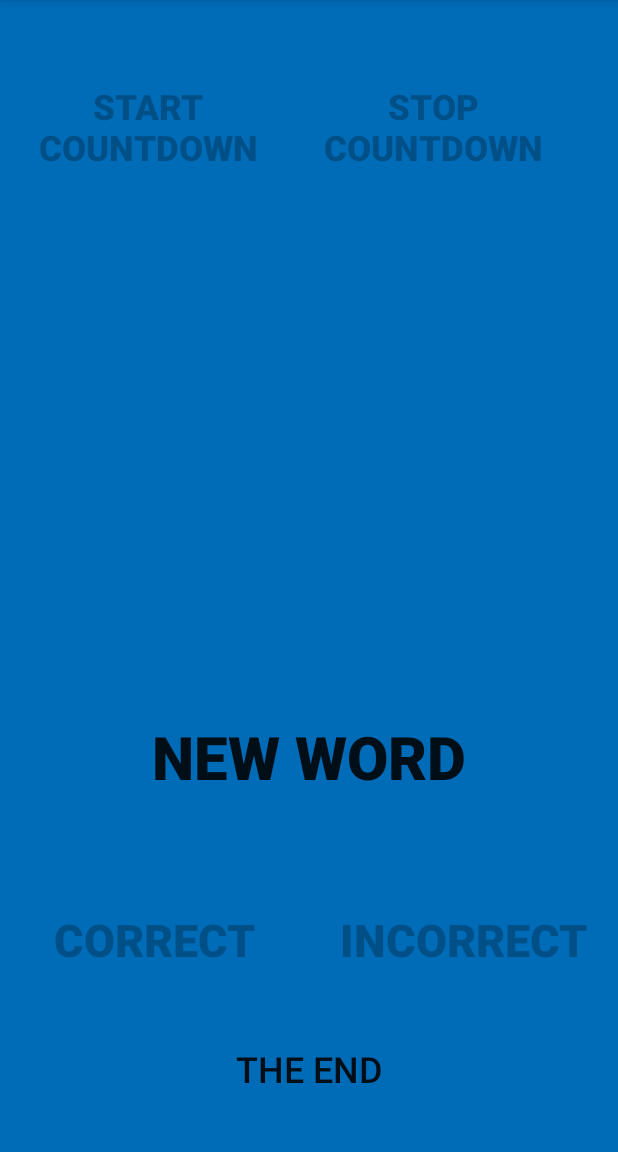
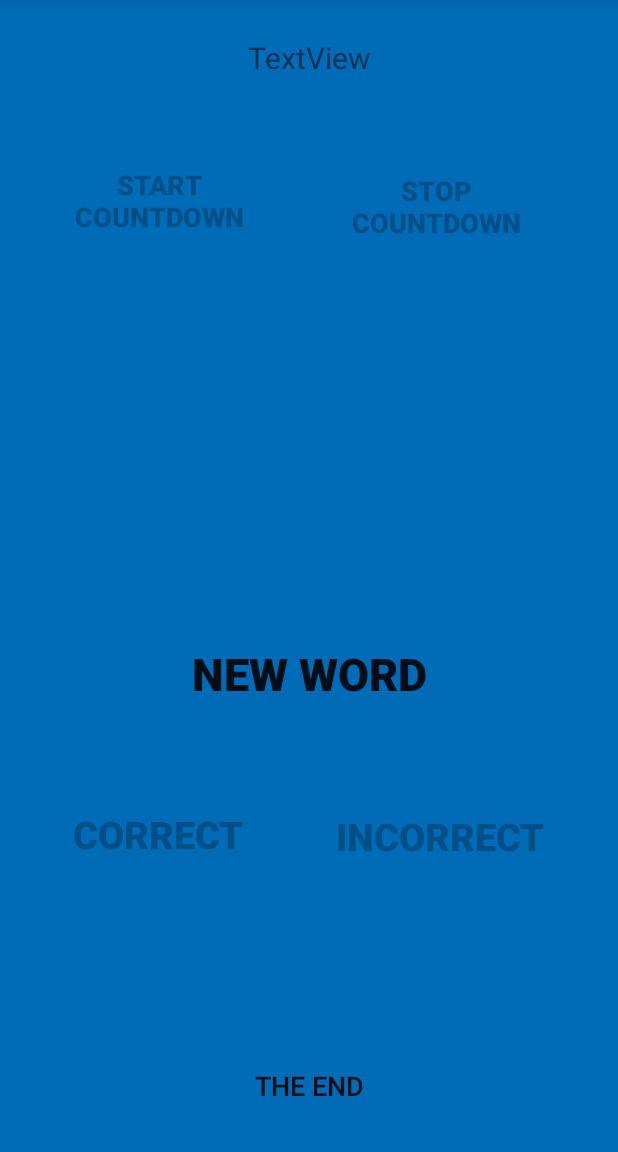
Before and after one commit to gapso8/ActivityGame, an Android app: the PlayActivity screen opened directly, with no data from a screen before it, on a phone screen of 412 x 824 dp, the part 84-1236 px from its top. Run offline under Robolectric (Android 15) with nearby library versions, the phone set to English and light mode, and no system bars; 8 statements that could not run were skipped.

Commit message:
Activity - Extension - 2.0 - PlayActivity changes

```diff
--- a/app/src/main/java/com/example/gaper/activity/PlayActivity.java
+++ b/app/src/main/java/com/example/gaper/activity/PlayActivity.java
@@ -20,6 +20,7 @@ import com.example.gaper.activity.database.Words;
 
 public class PlayActivity extends MainActivity {
 
+    private TextView playingTeamName;
     private TextView time;
     private TextView share;
     private TextView word;
@@ -37,7 +38,14 @@ public class PlayActivity extends MainActivity {
     private int correct, incorrect, specor, speinc, dracor, drainc, pancor, paninc;
     private MyDatabase myDB = new MyDatabase(this);
 
+    private String [] teamName;
+    private String [] teamColor;
+    private String [][] players;
 
+    int RED = getResources().getColor(R.color.red);
+    int GREEN = getResources().getColor(R.color.green);
+    int BLUE = getResources().getColor(R.color.blue);
+    int BLACK = getResources().getColor(R.color.black);
 
     private View.OnClickListener btnClickListener = new View.OnClickListener() {
         @Override
@@ -80,6 +88,9 @@ public class PlayActivity extends MainActivity {
         super.onCreate(savedInstanceState);
         setContentView(R.layout.play_activity);
 
+        playingTeamName = (TextView) findViewById(R.id.teamName);
+        playingTeamName.setText(teamName[0]);
+
         start = (Button) findViewById(R.id.start);
         start.setOnClickListener(btnClickListener);
         stop = (Button) findViewById(R.id.stop);
@@ -105,9 +116,15 @@ public class PlayActivity extends MainActivity {
         share.setText(null);
         time.setText(null);
 
+
         mp  = MediaPlayer.create(this, R.raw.sound);
 
         //populateDatabase();
+
+        Bundle myBund = getIntent().getExtras();
+        teamName = myBund.getStringArray("teamName");
+        teamColor = myBund.getStringArray("teamColor");
+        players = (String [][]) myBund.getSerializable("players");
     }
 
     @Override
@@ -206,6 +223,7 @@ public class PlayActivity extends MainActivity {
     }
 
     public void goTo(View view) {
+        a = word.getText().toString();
         goToUrl("http://www.dictionary.com/browse/"+ a +"?s=t");
     }
 
--- a/app/src/main/res/layout/play_activity.xml
+++ b/app/src/main/res/layout/play_activity.xml
@@ -10,45 +10,47 @@
     <Button
         android:id="@+id/start"
         style="@style/Widget.AppCompat.Button.Borderless"
-        android:layout_width="0dp"
-        android:layout_height="78dp"
+        android:layout_width="173dp"
+        android:layout_height="62dp"
         android:layout_marginEnd="8dp"
         android:layout_marginStart="8dp"
         android:text="@string/startCountdown"
-        android:textSize="23sp"
+        android:textSize="18sp"
         android:textStyle="bold"
         app:layout_constraintBottom_toTopOf="@+id/time"
         app:layout_constraintEnd_toStartOf="@+id/stop"
         app:layout_constraintHorizontal_bias="0.5"
         app:layout_constraintStart_toStartOf="parent"
-        app:layout_constraintTop_toTopOf="parent" />
+        app:layout_constraintTop_toTopOf="parent"
+        app:layout_constraintVertical_bias="0.914" />
 
     <Button
         android:id="@+id/stop"
         style="@style/Widget.AppCompat.Button.Borderless"
-        android:layout_width="0dp"
-        android:layout_height="78dp"
+        android:layout_width="156dp"
+        android:layout_height="68dp"
         android:layout_marginEnd="32dp"
         android:text="@string/stopCountdown"
-        android:textSize="23sp"
+        android:textSize="18sp"
         android:textStyle="bold"
         app:layout_constraintBottom_toTopOf="@+id/time"
         app:layout_constraintEnd_toEndOf="parent"
         app:layout_constraintHorizontal_bias="0.5"
         app:layout_constraintStart_toEndOf="@+id/start"
-        app:layout_constraintTop_toTopOf="parent" />
+        app:layout_constraintTop_toTopOf="parent"
+        app:layout_constraintVertical_bias="1.0" />
 
     <TextView
         android:id="@+id/time"
         android:layout_width="0dp"
-        android:layout_height="58dp"
+        android:layout_height="44dp"
         android:ems="10"
         android:paddingLeft="10dp"
         android:paddingRight="10dp"
         android:text="@string/time"
         android:textAlignment="center"
         android:textAppearance="@style/TextAppearance.AppCompat.SearchResult.Title"
-        android:textSize="35sp"
+        android:textSize="30sp"
         app:layout_constraintBottom_toBottomOf="parent"
         app:layout_constraintEnd_toEndOf="parent"
         app:layout_constraintHorizontal_bias="0.0"
@@ -59,45 +61,45 @@
     <Button
         android:id="@+id/up"
         style="@style/Widget.AppCompat.Button.Borderless"
-        android:layout_width="0dp"
+        android:layout_width="wrap_content"
         android:layout_height="wrap_content"
         android:layout_marginTop="8dp"
         android:enabled="false"
         android:text="@string/correct"
-        android:textSize="30sp"
+        android:textSize="25sp"
         android:textStyle="bold"
         app:layout_constraintBottom_toBottomOf="parent"
         app:layout_constraintEnd_toStartOf="@+id/down"
         app:layout_constraintHorizontal_bias="0.5"
         app:layout_constraintStart_toStartOf="parent"
         app:layout_constraintTop_toBottomOf="@+id/start"
-        app:layout_constraintVertical_bias="0.807" />
+        app:layout_constraintVertical_bias="0.66" />
 
     <Button
         android:id="@+id/down"
         style="@style/Widget.AppCompat.Button.Borderless"
-        android:layout_width="0dp"
+        android:layout_width="wrap_content"
         android:layout_height="wrap_content"
         android:layout_marginTop="8dp"
         android:enabled="false"
         android:text="@string/incorrect"
-        android:textSize="30sp"
+        android:textSize="25sp"
         android:textStyle="bold"
         app:layout_constraintBottom_toBottomOf="parent"
         app:layout_constraintEnd_toEndOf="parent"
         app:layout_constraintHorizontal_bias="0.5"
         app:layout_constraintStart_toEndOf="@+id/up"
         app:layout_constraintTop_toBottomOf="@+id/stop"
-        app:layout_constraintVertical_bias="0.807" />
+        app:layout_constraintVertical_bias="0.656" />
 
     <TextView
         android:id="@+id/word"
         style="@style/Widget.AppCompat.Button.Borderless"
         android:layout_width="0dp"
-        android:layout_height="80dp"
+        android:layout_height="wrap_content"
         android:text="@string/word"
         android:textAlignment="center"
-        android:textSize="55sp"
+        android:textSize="40sp"
         app:layout_constraintBottom_toTopOf="@+id/up"
         app:layout_constraintEnd_toEndOf="parent"
         app:layout_constraintHorizontal_bias="0.0"
@@ -109,9 +111,9 @@
         android:id="@+id/newWord"
         style="@style/Widget.AppCompat.Button.Borderless"
         android:layout_width="0dp"
-        android:layout_height="67dp"
+        android:layout_height="wrap_content"
         android:text="@string/newWord"
-        android:textSize="40sp"
+        android:textSize="30sp"
         android:textStyle="bold"
         app:layout_constraintBottom_toTopOf="@+id/up"
         app:layout_constraintEnd_toEndOf="parent"
@@ -122,10 +124,10 @@
     <TextView
         android:id="@+id/share"
         android:layout_width="0dp"
-        android:layout_height="41dp"
+        android:layout_height="wrap_content"
         android:text="@string/app_name"
         android:textAlignment="center"
-        android:textSize="33sp"
+        android:textSize="20sp"
         app:layout_constraintBottom_toTopOf="@+id/newWord"
         app:layout_constraintEnd_toEndOf="parent"
         app:layout_constraintHorizontal_bias="0.5"
@@ -135,14 +137,26 @@
     <Button
         android:id="@+id/end"
         style="@style/Widget.AppCompat.Button.Borderless"
-        android:layout_width="164dp"
-        android:layout_height="57dp"
+        android:layout_width="wrap_content"
+        android:layout_height="wrap_content"
         android:text="@string/the_end"
-        android:textSize="24sp"
+        android:textSize="18sp"
         app:layout_constraintBottom_toBottomOf="parent"
         app:layout_constraintEnd_toEndOf="parent"
-        app:layout_constraintHorizontal_bias="0.5"
         app:layout_constraintStart_toStartOf="parent"
-        app:layout_constraintTop_toBottomOf="@+id/up" />
+        app:layout_constraintTop_toBottomOf="@+id/up"
+        app:layout_constraintVertical_bias="0.853" />
+
+    <TextView
+        android:id="@+id/teamName"
+        android:layout_width="wrap_content"
+        android:layout_height="wrap_content"
+        android:text="@string/play_team_name"
+        android:textSize="20sp"
+        app:layout_constraintBottom_toBottomOf="parent"
+        app:layout_constraintEnd_toEndOf="parent"
+        app:layout_constraintStart_toStartOf="parent"
+        app:layout_constraintTop_toTopOf="parent"
+        app:layout_constraintVertical_bias="0.033" />
 
 </android.support.constraint.ConstraintLayout>
--- a/app/src/main/res/values/colors.xml
+++ b/app/src/main/res/values/colors.xml
@@ -3,4 +3,8 @@
     <color name="colorPrimary">#3F51B5</color>
     <color name="colorPrimaryDark">#303F9F</color>
     <color name="colorAccent">#FF4081</color>
+    <color name="red">#FF0000</color>
+    <color name="green">#00FF00</color>
+    <color name="blue">#0000FF</color>
+    <color name="black">#000000</color>
 </resources>
```
Also changed, not shown: app/src/main/java/com/example/gaper/activity/TeamsActivity.java (+38 -25 lines), app/src/main/res/layout/activity_teams.xml (+85 -37 lines), app/src/main/res/values/strings.xml (+8 -3 lines).
